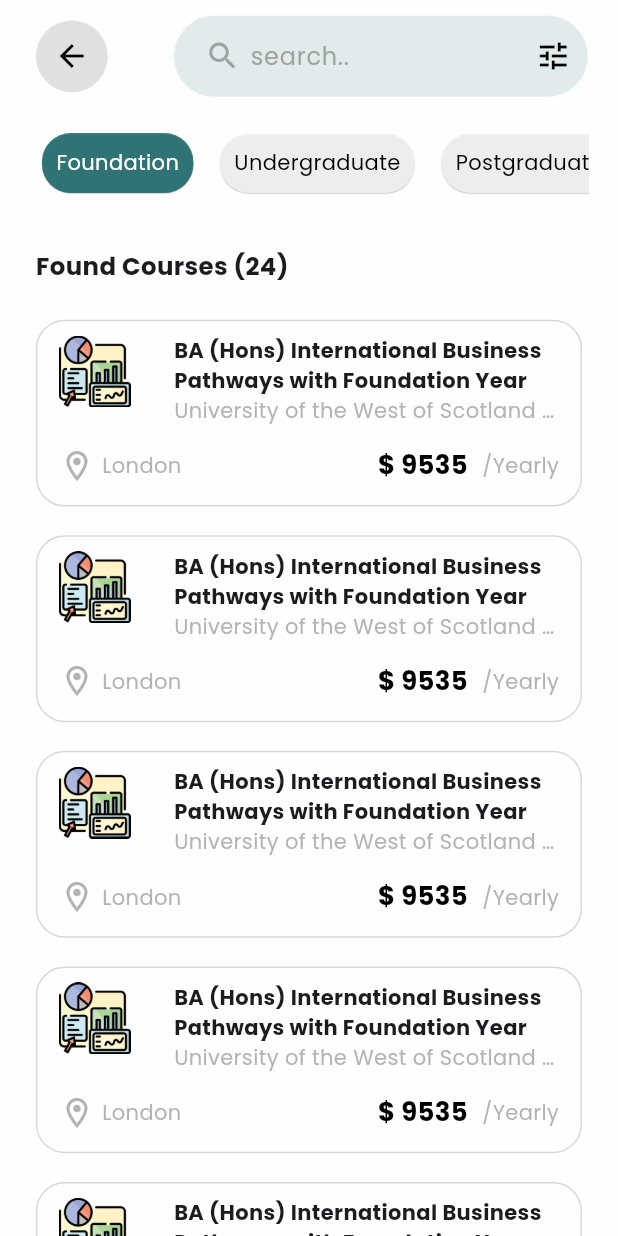
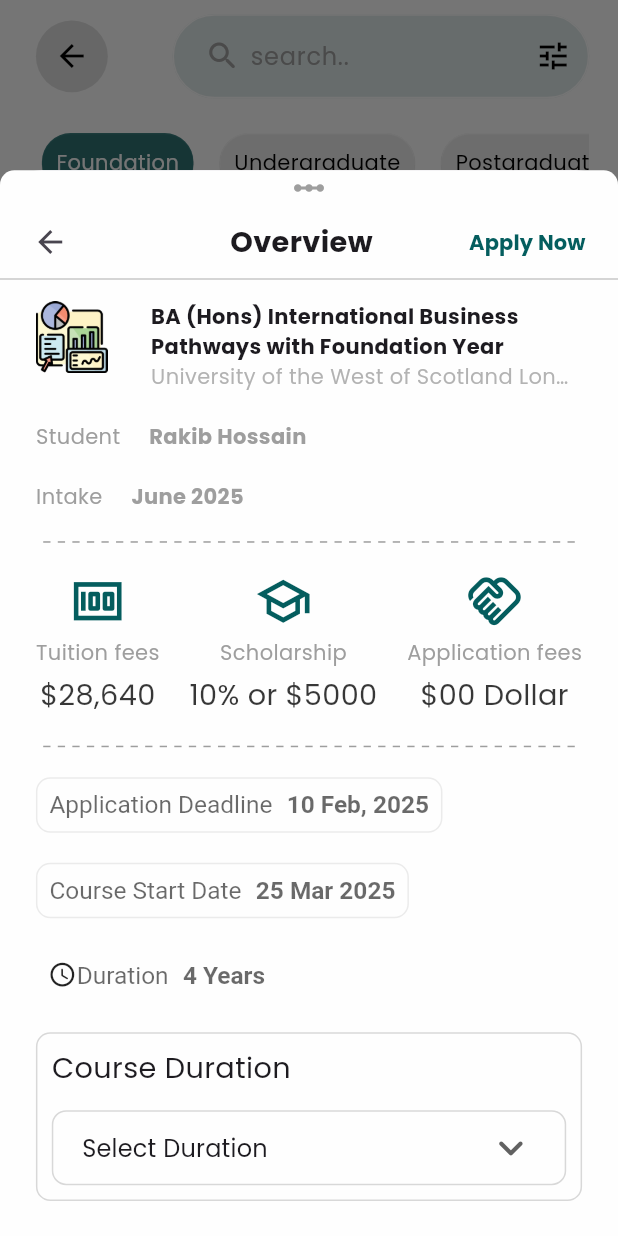
Before and after one commit to Saon00/bluebay-uapp, a Flutter app: the SearchScreen screen opened directly, after a tap on "BA (Hons) International Business Pathway", on a phone screen of 412 x 824 dp. Run offline on Flutter 3.47's test engine with Material 3 defaults, Android fonts, the phone set to English and light mode, and no system bars; our stand-ins replace get, smooth_page_indicator.

Commit message:
overview screen added

```diff
--- /dev/null
+++ b/lib/app/modules/home/screen/courseoverview_modalsheet.dart
@@ -0,0 +1,432 @@
+import 'package:bluebay_uapp/app/modules/mainNavBar/controller/nav_bar_controller.dart';
+import 'package:bluebay_uapp/app/modules/search/filters/controller/filter_screen_controller.dart';
+import 'package:flutter/material.dart';
+import 'package:get/get.dart';
+
+import '../../../core/app_size.dart';
+import '../../../core/colors.dart';
+import '../../../core/images.dart';
+import '../../search/filters/screen/dropdown_widget.dart';
+
+void showCourseOverview(BuildContext context) {
+  FilterScreenController filterScreenController =
+      Get.find<FilterScreenController>();
+  showModalBottomSheet(
+    // isDismissible: false,
+    enableDrag: false,
+    isScrollControlled: true,
+    context: context,
+    builder: (context) {
+      return Container(
+        decoration: BoxDecoration(
+          color: AppColors.whiteColor,
+          borderRadius: BorderRadius.only(
+            topLeft: Radius.circular(getWidth(10)),
+            topRight: Radius.circular(getWidth(10)),
+          ),
+        ),
+        width: double.infinity,
+        height: MediaQuery.of(context).size.height * getWidth(0.9),
+        child: Column(
+          children: [
+            Icon(Icons.linear_scale_sharp, color: AppColors.greyColor),
+            Container(
+              padding: EdgeInsets.symmetric(horizontal: getWidth(10)),
+              decoration: BoxDecoration(
+                border: Border(
+                  bottom: BorderSide(color: AppColors.greyColor.withAlpha(400)),
+                ),
+                color: AppColors.whiteColor,
+                borderRadius: BorderRadius.only(
+                  topLeft: Radius.circular(getWidth(13)),
+                  topRight: Radius.circular(getWidth(10)),
+                ),
+              ),
+              child: Row(
+                // mainAxisAlignment: MainAxisAlignment.spaceBetween,
+                children: [
+                  IconButton(
+                    icon: Icon(Icons.arrow_back), // Back arrow icon
+                    onPressed: () => Get.back(), // Closes the bottom sheet
+                  ),
+                  SizedBox(width: getWidth(100)),
+                  Text(
+                    'Overview', // Title text
+                    style: TextStyle(
+                      fontSize: getWidth(20),
+                      fontWeight: FontWeight.bold,
+                    ),
+                  ),
+                  Spacer(),
+                  TextButton(
+                    onPressed: () {
+                      Get.find<NavBarController>().selectedIndex.value = 3; //
+                      Get.back(); // Close after action
+                    },
+                    child: Text(
+                      'Apply Now', // "Apply Now" text button
+                      style: TextStyle(
+                        color: AppColors.tealColor,
+                        fontWeight: FontWeight.bold,
+                      ),
+                    ),
+                  ),
+                ],
+              ),
+            ),
+            // scrollable part
+            Expanded(
+              child: SingleChildScrollView(
+                child: Padding(
+                  padding: EdgeInsets.symmetric(
+                    horizontal: getWidth(25),
+                    vertical: getWidth(15),
+                  ),
+                  child: Column(
+                    crossAxisAlignment: CrossAxisAlignment.start,
+                    children: [
+                      // course and varsity name and image
+                      Row(
+                        crossAxisAlignment: CrossAxisAlignment.start,
+                        children: [
+                          Image.asset(AppImages.analysis, height: getWidth(50)),
+                          SizedBox(width: getWidth(30)),
+
+                          Expanded(
+                            child: Column(
+                              children: [
+                                Text(
+                                  'BA (Hons) International Business Pathways with Foundation Year',
+                                  style: TextStyle(fontWeight: FontWeight.bold),
+                                ),
+                                Text(
+                                  'University of the West of Scotland London',
+                                  style: TextStyle(
+                                    color: AppColors.greyColor.withAlpha(200),
+                                  ),
+                                  maxLines: 1,
+                                  overflow: TextOverflow.ellipsis,
+                                ),
+                              ],
+                            ),
+                          ),
+                        ],
+                      ),
+                      SizedBox(height: 20),
+                      // student name
+                      Row(
+                        children: [
+                          Text(
+                            'Student',
+                            style: TextStyle(color: AppColors.greyColor),
+                          ),
+                          SizedBox(width: getWidth(20)),
+                          Text(
+                            'Rakib Hossain',
+                            style: TextStyle(
+                              color: AppColors.greyColor,
+                              fontWeight: FontWeight.bold,
+                            ),
+                          ),
+                        ],
+                      ),
+                      SizedBox(height: 20),
+                      // student name
+                      Row(
+                        children: [
+                          Text(
+                            'Intake',
+                            style: TextStyle(color: AppColors.greyColor),
+                          ),
+                          SizedBox(width: getWidth(20)),
+                          Text(
+                            'June 2025',
+                            style: TextStyle(
+                              color: AppColors.greyColor,
+                              fontWeight: FontWeight.bold,
+                            ),
+                          ),
+                        ],
+                      ),
+                      SizedBox(height: 20),
+                      // dot divider
+                      Row(
+                        children: List.generate(
+                          150 ~/ 2,
+                          (index) => Expanded(
+                            child: Container(
+                              color:
+                                  index % 2 == 0
+                                      ? Colors.transparent
+                                      : AppColors.greyColor,
+                              height: 1,
+                            ),
+                          ),
+                        ),
+                      ),
+                      SizedBox(height: 20),
+                      // tuition scholarship application fee
+                      Row(
+                        mainAxisAlignment: MainAxisAlignment.spaceBetween,
+                        children: [
+                          Column(
+                            children: [
+                              Icon(
+                                Icons.money_outlined,
+                                color: AppColors.tealColor,
+                                size: getWidth(40),
+                              ),
+                              SizedBox(height: 5),
+                              Text(
+                                'Tuition fees',
+                                style: TextStyle(color: AppColors.greyColor),
+                              ),
+                              SizedBox(height: 5),
+                              Text(
+                                '\$28,640',
+                                style: TextStyle(
+                                  color: AppColors.blackColor.withAlpha(200),
+                                  fontSize: getWidth(20),
+                                ),
+                              ),
+                            ],
+                          ),
+                          Column(
+                            children: [
+                              Icon(
+                                Icons.school_outlined,
+                                color: AppColors.tealColor,
+                                size: getWidth(40),
+                              ),
+                              SizedBox(height: 5),
+                              Text(
+                                'Scholarship',
+                                style: TextStyle(color: AppColors.greyColor),
+                              ),
+                              SizedBox(height: 5),
+                              Text(
+                                '10% or \$5000',
+                                style: TextStyle(
+                                  color: AppColors.blackColor.withAlpha(200),
+                                  fontSize: getWidth(20),
+                                ),
+                              ),
+                            ],
+                          ),
+                          Column(
+                            children: [
+                              Icon(
+                                Icons.handshake_outlined,
+                                color: AppColors.tealColor,
+                                size: getWidth(40),
+                              ),
+                              SizedBox(height: 5),
+                              Text(
+                                'Application fees',
+                                style: TextStyle(color: AppColors.greyColor),
+                              ),
+                              SizedBox(height: 5),
+                              Text(
+                                '\$00 Dollar',
+                                style: TextStyle(
+                                  color: AppColors.blackColor.withAlpha(200),
+                                  fontSize: getWidth(20),
+                                ),
+                              ),
+                            ],
+                          ),
+                        ],
+                      ),
+                      SizedBox(height: 20),
+                      // dot divider
+                      Row(
+                        children: List.generate(
+                          150 ~/ 2,
+                          (index) => Expanded(
+                            child: Container(
+                              color:
+                                  index % 2 == 0
+                                      ? Colors.transparent
+                                      : AppColors.greyColor,
+                              height: 1,
+                            ),
+                          ),
+                        ),
+                      ),
+                      SizedBox(height: 20),
+
+                      // application deadline
+                      Container(
+                        decoration: BoxDecoration(
+                          borderRadius: BorderRadius.circular(getWidth(10)),
+                          border: Border.all(
+                            color: AppColors.greyColor.withAlpha(50),
+                          ),
+                        ),
+                        child: Padding(
+                          padding: const EdgeInsets.all(8.0),
+                          child: RichText(
+                            text: TextSpan(
+                              children: [
+                                TextSpan(
+                                  text: "Application Deadline",
+                                  style: TextStyle(
+                                    color: AppColors.blackColor.withAlpha(150),
+                                    fontSize: getWidth(17),
+                                  ),
+                                ),
+                                WidgetSpan(
+                                  child: SizedBox(width: getWidth(10)),
+                                ),
+                                TextSpan(
+                                  text: "10 Feb, 2025",
+                                  style: TextStyle(
+                                    color: AppColors.blackColor.withAlpha(150),
+                                    fontWeight: FontWeight.bold,
+                                    fontSize: getWidth(17),
+                                  ),
+                                ),
+                              ],
+                            ),
+                          ),
+                        ),
+                      ),
+                      SizedBox(height: 20),
+                      // course start date
+                      Container(
+                        decoration: BoxDecoration(
+                          borderRadius: BorderRadius.circular(getWidth(10)),
+                          border: Border.all(
+                            color: AppColors.greyColor.withAlpha(50),
+                          ),
+                        ),
+                        child: Padding(
+                          padding: const EdgeInsets.all(8.0),
+                          child: RichText(
+                            text: TextSpan(
+                              children: [
+                                TextSpan(
+                                  text: "Course Start Date",
+                                  style: TextStyle(
+                                    color: AppColors.blackColor.withAlpha(150),
+                                    fontSize: getWidth(17),
+                                  ),
+                                ),
+                                WidgetSpan(
+                                  child: SizedBox(width: getWidth(10)),
+                                ),
+                                TextSpan(
+                                  text: "25 Mar 2025",
+                                  style: TextStyle(
+                                    color: AppColors.blackColor.withAlpha(150),
+                                    fontWeight: FontWeight.bold,
+                                    fontSize: getWidth(17),
+                                  ),
+                                ),
+                              ],
+                            ),
+                          ),
+                        ),
+                      ),
+                      SizedBox(height: 20),
+                      // course duration
+                      Padding(
+                        padding: const EdgeInsets.all(8.0),
+                        child: RichText(
+                          text: TextSpan(
+                            children: [
+                              WidgetSpan(
+                                child: Icon(
+                                  Icons.access_time_rounded,
+                                  size: getWidth(20),
+                                ),
+                              ),
+                              TextSpan(
+                                text: "Duration",
+                                style: TextStyle(
+                                  color: AppColors.blackColor.withAlpha(150),
+                                  fontSize: getWidth(17),
+                                ),
+                              ),
+                              WidgetSpan(child: SizedBox(width: getWidth(10))),
+                              TextSpan(
+                                text: "4 Years",
+                                style: TextStyle(
+                                  color: AppColors.blackColor.withAlpha(150),
+                                  fontWeight: FontWeight.bold,
+                                  fontSize: getWidth(17),
+                                ),
+                              ),
+                            ],
+                          ),
+                        ),
+                      ),
+                      SizedBox(height: 20),
+                      // course duration
+                      Obx(
+                        () => DropDownWidget(
+                          filterScreenController: filterScreenController,
+                          titleText: "Course Duration",
+                          value: filterScreenController.selectedDuration.value,
+                          valueChanged:
+                              (value) =>
+                                  filterScreenController.updateDuration(value),
+                          availableList:
+                              filterScreenController.availableDuration,
+                        ),
+                      ),
+                      SizedBox(height: 20),
+                      // campus location
+                      Obx(
+                        () => DropDownWidget(
+                          isContainered: false,
+                          filterScreenController: filterScreenController,
+                          titleText: "Campus City",
+                          value: filterScreenController.selectedCity.value,
+                          valueChanged:
+                              (value) =>
+                                  filterScreenController.updateCity(value),
+                          availableList: filterScreenController.availableCities,
+                        ),
+                      ),
+                      SizedBox(height: 10),
+
+                      // apply now button
+                      ElevatedButton(
+                        style: ElevatedButton.styleFrom(
+                          backgroundColor: AppColors.tealColor.withAlpha(200),
+                        ),
+                        onPressed: () {
+                          Get.find<NavBarController>().selectedIndex.value =
+                              3; //
+                          Get.back();
+                        },
+                        child: Row(
+                          mainAxisAlignment: MainAxisAlignment.center,
+                          children: [
+                            Text(
+                              "Apply Now",
+                              style: TextStyle(
+                                color: AppColors.whiteColor,
+                                fontWeight: FontWeight.bold,
+                              ),
+                            ),
+                            Icon(
+                              Icons.arrow_forward_ios_outlined,
+                              color: AppColors.whiteColor,
+                            ),
+                          ],
+                        ),
+                      ),
+                      SizedBox(height: 40),
+                    ],
+                  ),
+                ),
+              ),
+            ),
+          ],
+        ),
+      );
+    },
+  );
+}
--- a/lib/app/modules/home/screen/popular_course_widget.dart
+++ b/lib/app/modules/home/screen/popular_course_widget.dart
@@ -3,6 +3,7 @@
 import '../../../core/app_size.dart';
 import '../../../core/colors.dart';
 import '../../../core/images.dart';
+import 'courseoverview_modalsheet.dart';
 
 class PopularCourseWidget extends StatelessWidget {
   const PopularCourseWidget({super.key});
@@ -23,7 +24,8 @@
               InkWell(
                 borderRadius: BorderRadius.circular(getWidth(20)),
                 splashColor: Colors.teal.shade50,
-                onTap: () {},
+                onTap: () => showCourseOverview(context),
+
                 child: Container(
                   height: getWidth(130),
                   decoration: BoxDecoration(
@@ -40,7 +42,8 @@
                           horizontal: getWidth(15),
                           vertical: getWidth(10),
                         ),
-                        child: Row(
+                        child:
+                        Row(
                           crossAxisAlignment: CrossAxisAlignment.start,
                           children: [
                             Image.asset(
```
Also changed, not shown: 2 other files.
